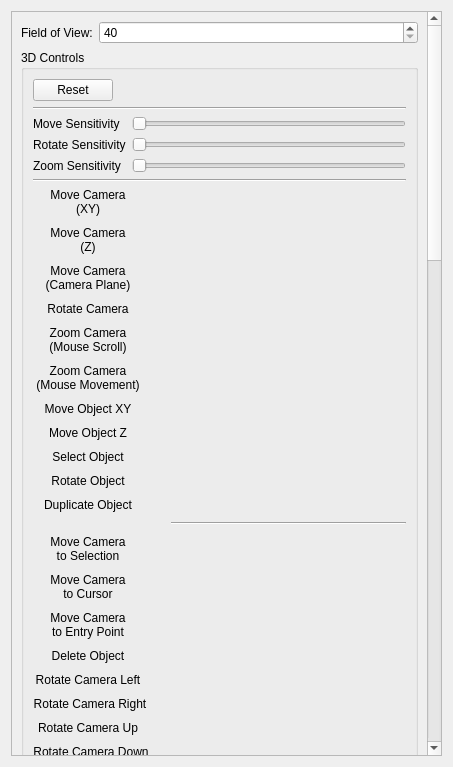
The window that Tools/HolocronToolset/src/ui/widgets/settings/module_designer.ui (NickHugi/PyKotor) describes before a commit, drawn with Qt 5.
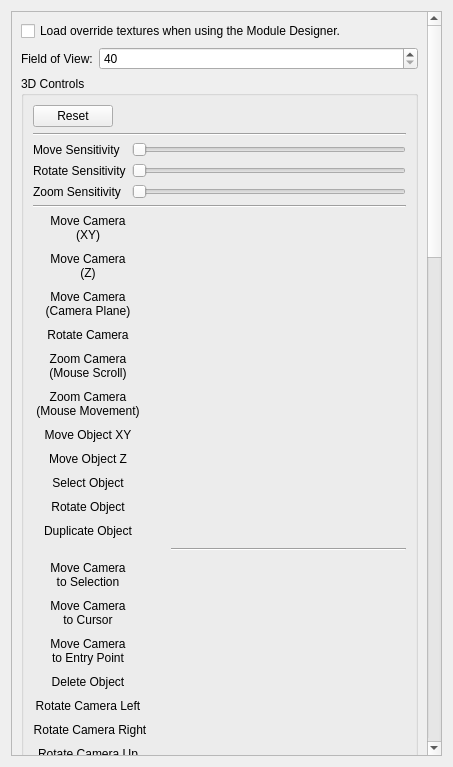
The same window after the commit. Custom widgets are drawn as their Qt base class.

```diff
--- a/Tools/HolocronToolset/src/ui/widgets/settings/module_designer.ui
+++ b/Tools/HolocronToolset/src/ui/widgets/settings/module_designer.ui
@@ -29,6 +29,13 @@
        </rect>
       </property>
       <layout class="QVBoxLayout" name="verticalLayout">
+         <item>
+          <widget class="QCheckBox" name="loadOverrideTextures">
+           <property name="text">
+            <string>Load override textures when using the Module Designer.</string>
+           </property>
+          </widget>
+         </item>
        <item>
         <layout class="QFormLayout" name="formLayout_3">
          <item row="0" column="0">
```
